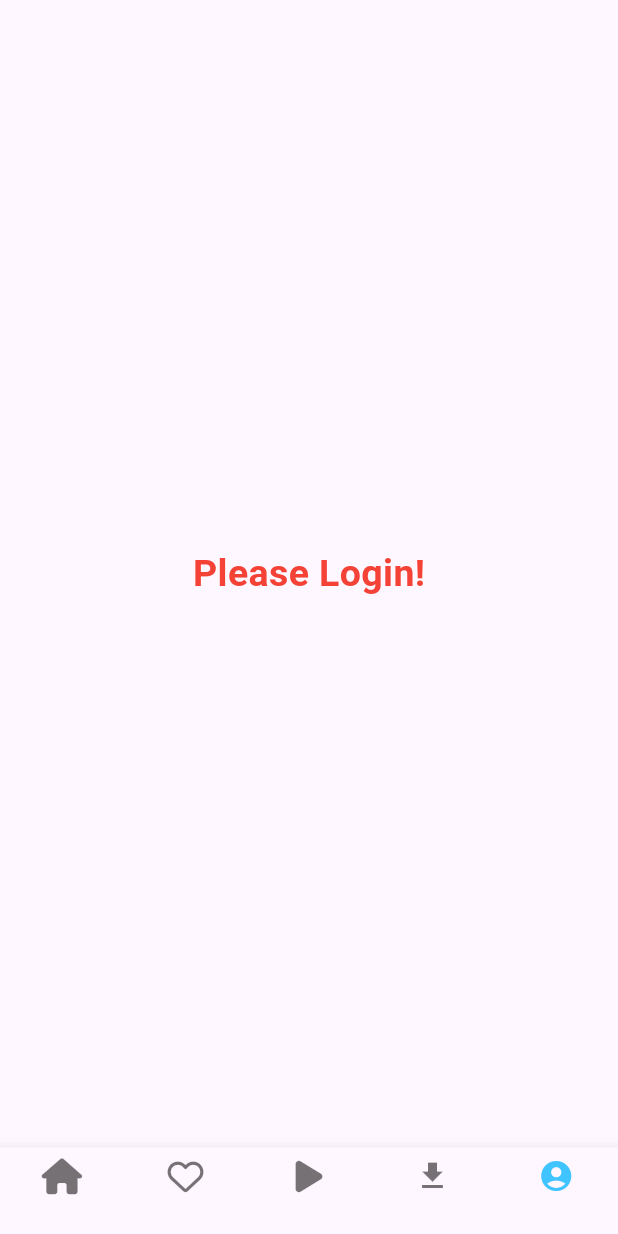
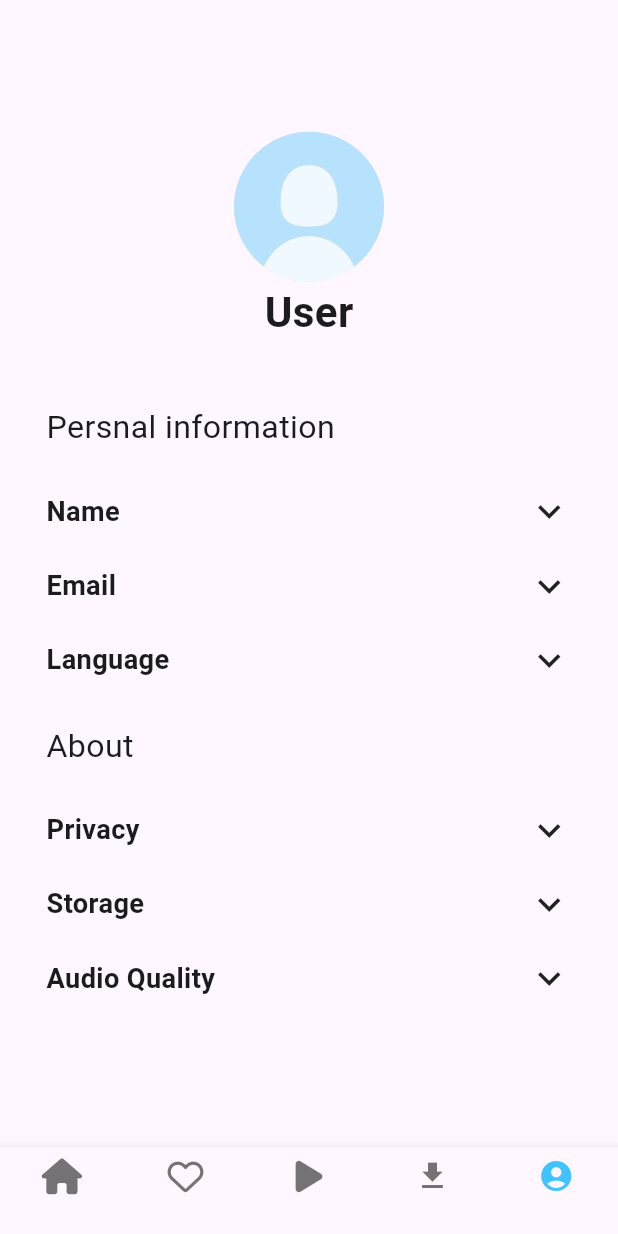
Before and after one commit to Aditya886/player, a Flutter app: the home screen opened directly, item 5 of the bottom bar chosen, on a phone screen of 412 x 824 dp. Run offline on Flutter 3.47's test engine with Material 3 defaults, Android fonts, the phone set to English and light mode, and no system bars; our stand-ins replace font_awesome_flutter.

Commit message:
23 april

```diff
--- a/lib/navbar.dart
+++ b/lib/navbar.dart
@@ -4,7 +4,9 @@ import 'package:flutter/material.dart';
 import 'package:flutter/services.dart';
 import 'package:flutter/widgets.dart';
 import 'package:font_awesome_flutter/font_awesome_flutter.dart';
+import 'package:player/fvrt.dart';
 import 'package:player/main_screen.dart';
+import 'package:player/profile.dart';
 
 class home extends StatefulWidget {
   @override
@@ -35,13 +37,8 @@ class _homeState extends State<home> {
 
     page_one(),
 
-    Center(
-      child: Text(
-        "Wishlist is Empty!",
-        style: TextStyle(
-            fontSize: 25, fontWeight: FontWeight.w600, color: Colors.red),
-      ),
-    ),
+    menu(),
+
     Center(
       child: Text(
         "Not played!",
@@ -56,13 +53,8 @@ class _homeState extends State<home> {
             fontSize: 25, fontWeight: FontWeight.w600, color: Colors.red),
       ),
     ),
-    Center(
-      child: Text(
-        "Please Login!",
-        style: TextStyle(
-            fontSize: 25, fontWeight: FontWeight.w600, color: Colors.red),
-      ),
-    ),
+
+    profile(),
   ];
 
   @override
--- /dev/null
+++ b/lib/profile.dart
@@ -0,0 +1,247 @@
+import 'package:flutter/cupertino.dart';
+import 'package:flutter/material.dart';
+import 'package:flutter/widgets.dart';
+
+class profile extends StatefulWidget {
+  @override
+  State<profile> createState() => _profileState();
+}
+
+class _profileState extends State<profile> {
+  late TextEditingController _controller;
+  bool name = false;
+  bool mail = false;
+  bool lang = false;
+
+  List<String> options = [ "Hindi", "English","Spanic","Franch","Arbie"];
+
+  IconData icon = Icons.keyboard_arrow_down_outlined;
+  IconData icon1 = Icons.keyboard_arrow_down_outlined;
+  IconData icon2 = Icons.keyboard_arrow_down_outlined;
+
+  @override
+  void initState() {
+    super.initState();
+    _controller = TextEditingController();
+  }
+
+  @override
+  void dispose() {
+    _controller.dispose();
+    super.dispose();
+  }
+
+  @override
+  Widget build(BuildContext context) {
+    var height = MediaQuery.sizeOf(context).height;
+    var width = MediaQuery.sizeOf(context).width;
+    return Scaffold(
+      body: Center(
+        child: Container(
+          width: width*0.85,
+          child: Column(
+            mainAxisAlignment: MainAxisAlignment.center,
+            crossAxisAlignment: CrossAxisAlignment.start,
+            children: [
+              Align(
+                alignment: Alignment.center,
+                child: CircleAvatar(
+                  radius: 50,
+                  foregroundImage: AssetImage("assets/images/dp.jpeg"),
+                ),
+              ),
+
+              Align(
+                alignment: Alignment.center,
+                child: Text("User",
+                  style: TextStyle(fontSize: height*0.034,fontWeight: FontWeight.w600),
+                ),
+              ),
+
+              SizedBox(
+                height: height*0.05,
+              ),
+
+              Text("Persnal information",
+                style: TextStyle(fontSize: height*0.026),
+              ),
+
+              SizedBox(
+                height: height*0.02,
+              ),
+
+              InkWell(
+                onTap: () {
+                  setState(() {
+                    name = !name;
+                    icon = !name ? Icons.keyboard_arrow_down_rounded : Icons.keyboard_arrow_up;
+                  });
+                },
+                child: Container(
+                  width: width*0.88,
+                  height: height*0.06,
+                  child: Row(
+                    mainAxisAlignment: MainAxisAlignment.spaceBetween,
+                    children: [
+                      Text("Name",style: TextStyle(fontSize: height*0.022,fontWeight: FontWeight.w600),),
+                      Icon(icon,size: 30,),
+                    ],
+                  ),
+                ),
+              ),
+
+              if (name)
+                TextField(
+                  controller: _controller,
+                  decoration: InputDecoration(
+                    hintText: 'Enter your name...',
+                    suffixIcon: IconButton(
+                      icon: Icon(Icons.check),
+                      onPressed: () {
+                        // Process the entered text
+                        print('${_controller.text}');
+                        // Clear the text field
+                        _controller.clear();
+                        // Hide the text field
+                        setState(() {
+                          name = false;
+                          icon = !name ? Icons.keyboard_arrow_down_rounded : Icons.keyboard_arrow_up;
+                        });
+                      },
+                    ),
+                  ),
+                ),
+
+              InkWell(
+                onTap: () {
+                  setState(() {
+                    mail = !mail;
+                    icon1 = !mail ? Icons.keyboard_arrow_down : Icons.keyboard_arrow_up;
+                  });
+                },
+                child: Container(
+                  width: width*0.88,
+                  height: height*0.06,
+                  child: Row(
+                    mainAxisAlignment: MainAxisAlignment.spaceBetween,
+                    children: [
+                      Text("Email",style: TextStyle(fontSize: height*0.022,fontWeight: FontWeight.w600),),
+                      Icon(icon1,size: 30,),
+                    ],
+                  ),
+                ),
+              ),
+
+              if (mail)
+                TextField(
+                  controller: _controller,
+                  decoration: InputDecoration(
+                    hintText: 'Enter your Email',
+                    suffixIcon: IconButton(
+                      icon: Icon(Icons.check),
+                      onPressed: () {
+                        // Process the entered text
+                        print('${_controller.text}');
+                        // Clear the text field
+                        _controller.clear();
+                        // Hide the text field
+                        setState(() {
+                          mail = false;
+                          icon1 = !name ? Icons.keyboard_arrow_down_rounded : Icons.keyboard_arrow_up;                        });
+                      },
+                    ),
+                  ),
+                ),
+
+              InkWell(
+                onTap: () {
+                  setState(() {
+                    lang = !lang;
+                    icon2 = lang ? Icons.keyboard_arrow_up : Icons.keyboard_arrow_down;
+                  });
+                },
+                child: Container(
+                  width: width * 0.88,
+                  height: height * 0.06,
+                  child: Row(
+                    mainAxisAlignment: MainAxisAlignment.spaceBetween,
+                    children: [
+                      Text("Language", style: TextStyle(fontSize: height * 0.022, fontWeight: FontWeight.w600)),
+                      Icon(icon2, size: 30),
+                    ],
+                  ),
+                ),
+              ),
+              if (lang)
+                Container(
+                  height: height*0.15,
+                  child: ListView.builder(
+                    itemCount: options.length,
+                    itemBuilder: (BuildContext context, index) {
+                      return ListTile(
+                        title: Text(options[index]),
+                        onTap: () {
+                          print('Selected option: ${options[index]}');
+                          setState(() {
+                            lang = false;
+                            icon2 = Icons.keyboard_arrow_down;
+                          });
+                        },
+                      );
+                    },
+                  ),
+                ),
+
+              SizedBox(
+                height: height*0.02,
+              ),
+
+              Text("About",
+                  style: TextStyle(fontSize: height*0.026)
+              ),
+
+              SizedBox(
+                height: height*0.02,
+              ),
+
+              Container(
+                width: width * 0.88,
+                height: height * 0.06,
+                child: Row(
+                  mainAxisAlignment: MainAxisAlignment.spaceBetween,
+                  children: [
+                    Text("Privacy", style: TextStyle(fontSize: height * 0.022, fontWeight: FontWeight.w600)),
+                    Icon(icon2, size: 30),
+                  ],
+                ),
+              ),
+              Container(
+                width: width * 0.88,
+                height: height * 0.06,
+                child: Row(
+                  mainAxisAlignment: MainAxisAlignment.spaceBetween,
+                  children: [
+                    Text("Storage", style: TextStyle(fontSize: height * 0.022, fontWeight: FontWeight.w600)),
+                    Icon(icon2, size: 30),
+                  ],
+                ),
+              ),
+              Container(
+                width: width * 0.88,
+                height: height * 0.06,
+                child: Row(
+                  mainAxisAlignment: MainAxisAlignment.spaceBetween,
+                  children: [
+                    Text("Audio Quality", style: TextStyle(fontSize: height * 0.022, fontWeight: FontWeight.w600)),
+                    Icon(icon2, size: 30),
+                  ],
+                ),
+              ),
+
+            ],
+          ),
+        ),
+      ),
+    );
+  }
+}
```
Also changed, not shown: lib/fvrt.dart (added, +73 -0 lines), lib/main_screen.dart (+5 -4 lines), assets/images/dp.jpeg (added).
